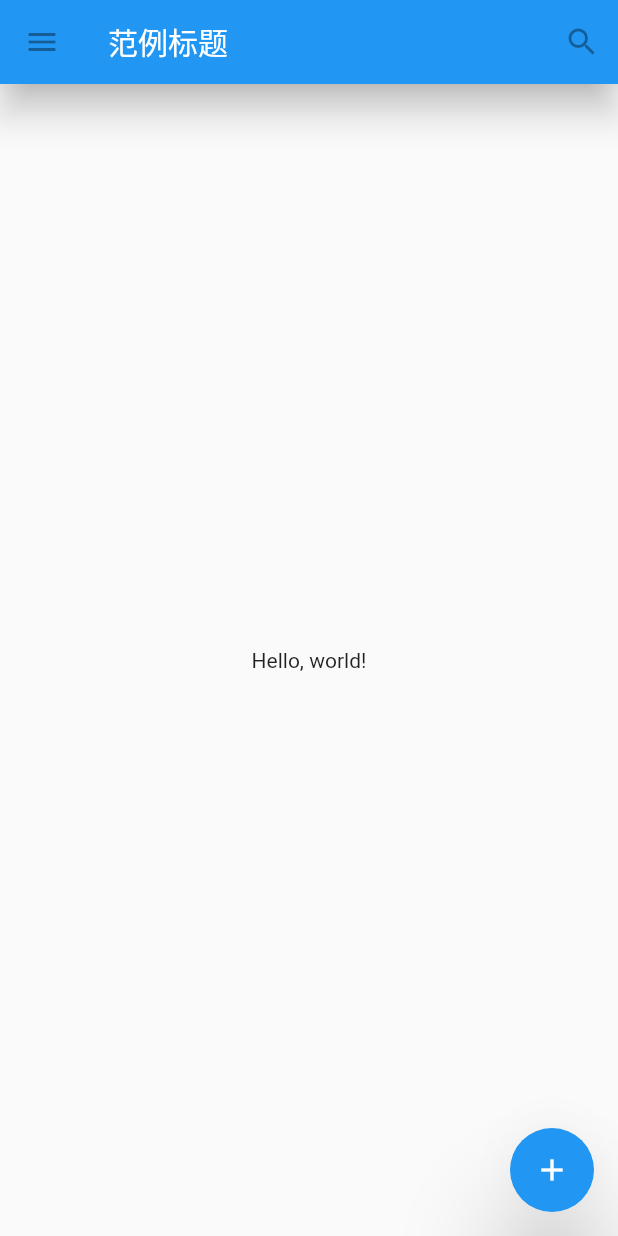
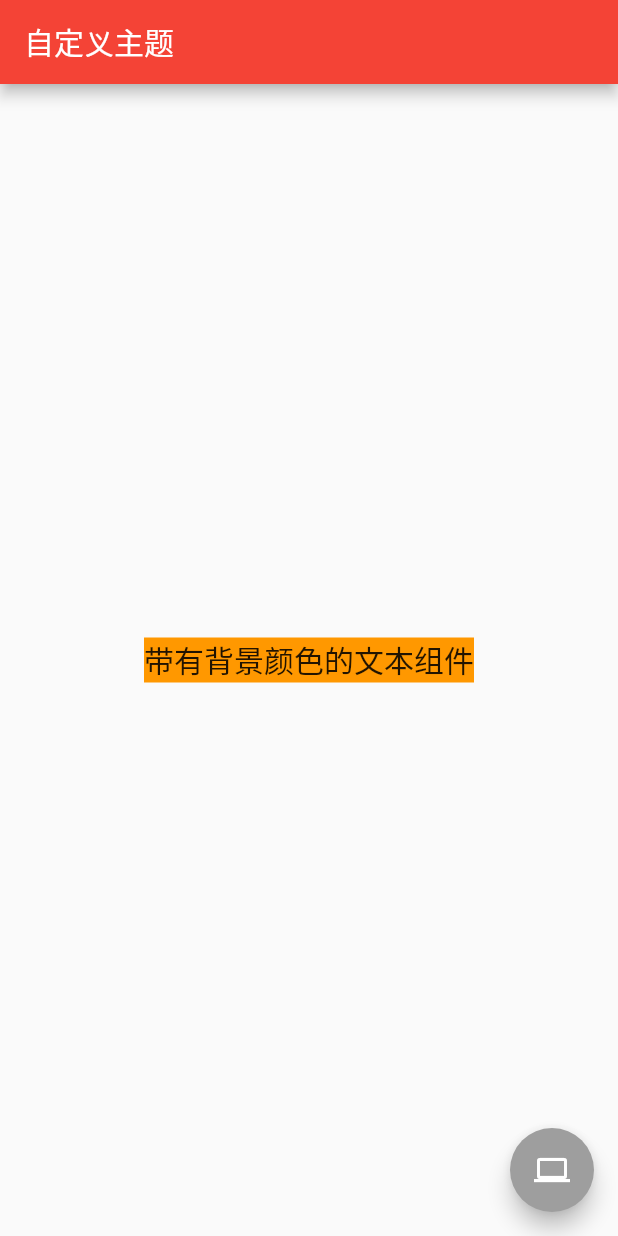
Before and after one commit to Berlski/FlutterStudy, a Flutter app: the screen it shows after launch, on a phone screen of 412 x 824 dp. Run offline on Flutter 3.47's test engine with Material 2 defaults, Android fonts, the phone set to English and light mode, and no system bars.

Commit message:
自定义主题

```diff
--- a/lib/main.dart
+++ b/lib/main.dart
@@ -4,15 +4,13 @@ import 'package:flutter/material.dart';
 import 'package:flutter/services.dart';
 
 void main() {
-  runApp(new MaterialApp(
-    title: 'Flutter Tutorial',
-    home: new TutorialHome(),
-  ));
+  runApp(MaApp());
 }
 
-class TutorialHome extends StatelessWidget {
+class MaApp extends StatelessWidget {
   @override
   Widget build(BuildContext context) {
+    final appName = '自定义主题';
 
     if (Platform.isAndroid) {
       // 以下两行 设置android状态栏为透明的沉浸。写在组件渲染之后，是为了在渲染后进行set赋值，覆盖状态栏，写在渲染之前MaterialApp组件会覆盖掉这个值。
@@ -21,38 +19,54 @@ class TutorialHome extends StatelessWidget {
       SystemChrome.setSystemUIOverlayStyle(systemUiOverlayStyle);
     }
 
-    //Scaffold是Material中主要的布局组件.
-    return new Scaffold(
-      appBar: new AppBar(
-
-          elevation:10,
-
-        leading: new IconButton(
-          icon: new Icon(Icons.menu),
-          tooltip: '导航菜单',
-          onPressed: null,
-        ),
-        title: new Text('范例标题'),
-        actions: <Widget>[
-          new IconButton(
-            icon: new Icon(Icons.search),
-            tooltip: '搜索',
-            onPressed: null,
-          ),
-        ],
+    return new MaterialApp(
+      title: appName,
+      theme: new ThemeData(
+        //应用程序整体主题的亮度 ,内容部分的亮度
+        brightness: Brightness.light,
+        //APP主要部分的背景颜色，标题栏的颜色
+        primaryColor: Colors.red,
+        //前景色：文本、按钮等
+        accentColor: Colors.orange,
+        textSelectionColor: Colors.white,
       ),
-
-
-      //body占屏幕的大部分
-      body: new Center(
-        child: new Text('Hello, world!'),
-      ),
-      floatingActionButton: new FloatingActionButton(
-        elevation:30,
-        tooltip: '加加加!', // used by assistive technologies
-        child: new Icon(Icons.add),
-        onPressed: null,
+      home: new MyHome(
+        title: appName,
       ),
     );
   }
 }
+
+class MyHome extends StatelessWidget {
+  final String title;
+
+  const MyHome({Key key, this.title}) : super(key: key);
+
+  @override
+  Widget build(BuildContext context) {
+    // TODO: implement build
+    return new Scaffold(
+      appBar: new AppBar(
+        title: Text(title),
+      ),
+      body: new Center(
+        child: new Container(
+          color: Theme.of(context).accentColor,
+          child: new Text(
+            '带有背景颜色的文本组件',
+            style: Theme.of(context).textTheme.title,
+          ),
+        ),
+      ),
+      floatingActionButton: new Theme(
+          data: Theme.of(context).copyWith(accentColor: Colors.grey),
+          child: new FloatingActionButton(
+            onPressed: null,
+            child: new Icon(
+              Icons.computer,
+              color: Colors.white,
+            ),
+          )),
+    );
+  }
+}
```
Also changed, not shown: 3 other files.
